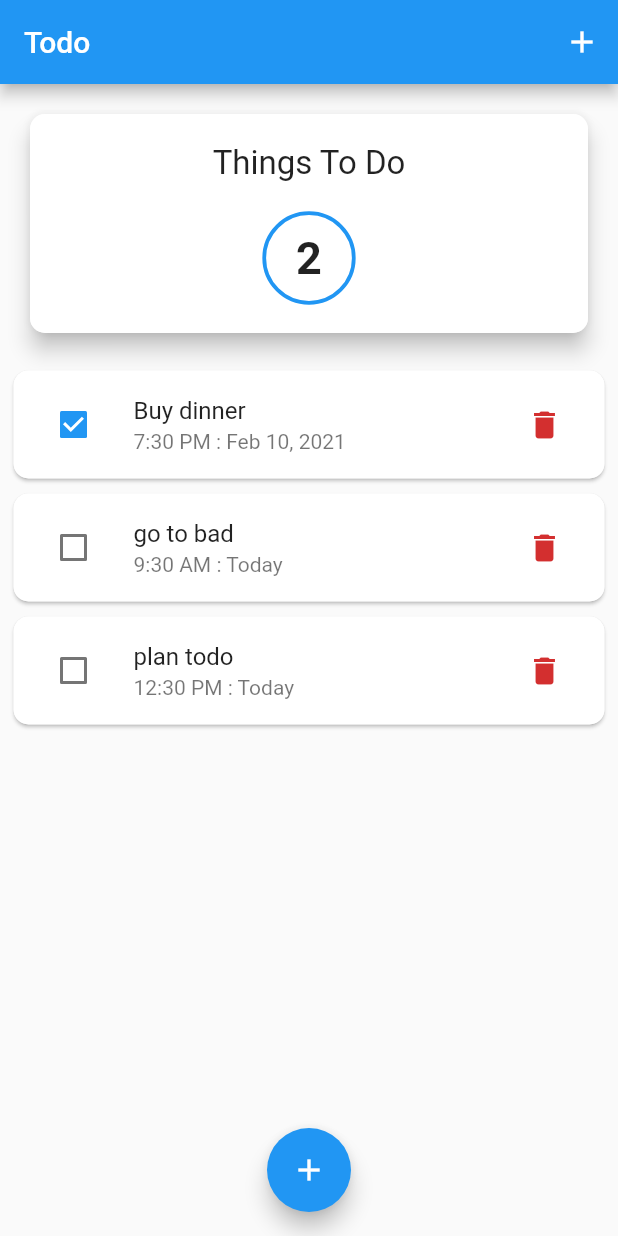
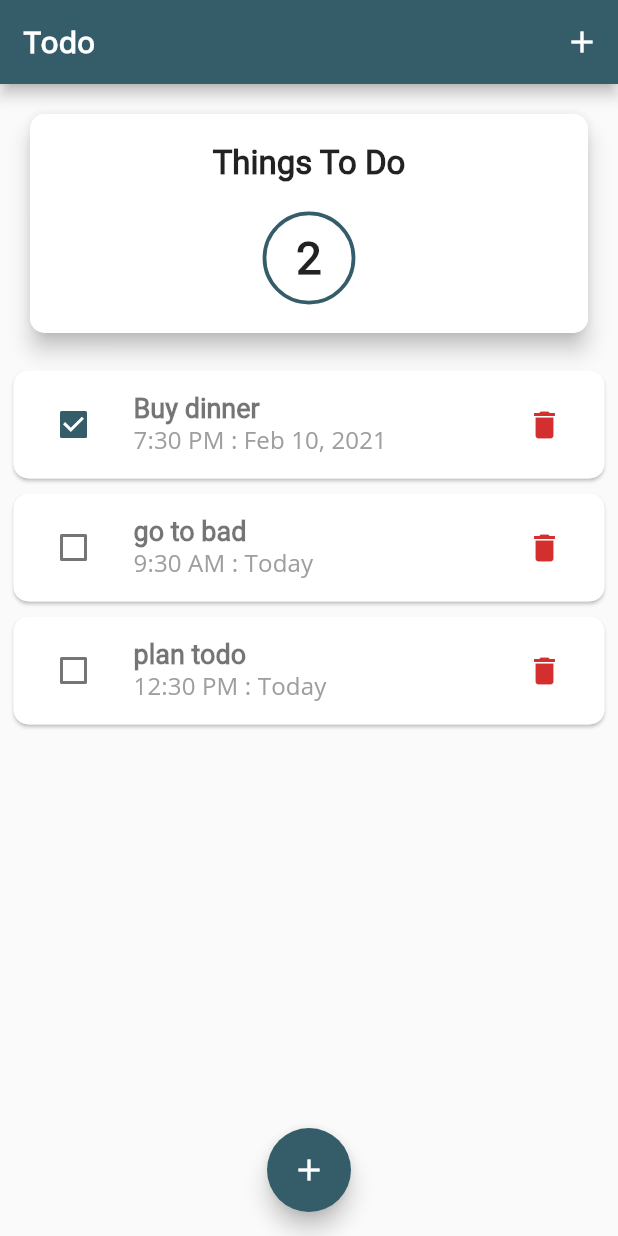
Before and after one commit to kyawmoehan/flutter_todo_app, a Flutter app: the screen it shows after launch, on a phone screen of 412 x 824 dp. Run offline on Flutter 3.47's test engine with Material 2 defaults, Android fonts, the phone set to English and light mode, and no system bars.

Commit message:
themedata, image for no todo

```diff
--- a/lib/main.dart
+++ b/lib/main.dart
@@ -14,6 +14,41 @@ class MyApp extends StatelessWidget {
   Widget build(BuildContext context) {
     return MaterialApp(
       title: 'Todo',
+      theme: ThemeData(
+        primaryColor: Color(0xff355d69),
+        // primarySwatch: Color(0xff355d69),
+        accentColor: Color(0xff355d69),
+        fontFamily: 'Roboto',
+        textTheme: ThemeData.light().textTheme.copyWith(
+              title: TextStyle(
+                fontFamily: 'Roboto',
+                fontWeight: FontWeight.bold,
+                fontSize: 22,
+              ),
+              caption: TextStyle(
+                fontFamily: 'Roboto',
+                fontSize: 18,
+                fontWeight: FontWeight.bold,
+              ),
+              subtitle: TextStyle(
+                fontFamily: 'Opensans',
+                fontSize: 16,
+                color: Colors.grey,
+              ),
+              button: TextStyle(
+                color: Colors.white,
+              ),
+            ),
+        appBarTheme: AppBarTheme(
+          textTheme: ThemeData.light().textTheme.copyWith(
+                title: TextStyle(
+                  fontFamily: 'Opensans',
+                  fontSize: 20,
+                  fontWeight: FontWeight.bold,
+                ),
+              ),
+        ),
+      ),
       home: MyHomePage(),
     );
   }
--- a/lib/widget/today_card.dart
+++ b/lib/widget/today_card.dart
@@ -25,7 +25,7 @@ class TodayCard extends StatelessWidget {
               padding: EdgeInsets.all(10),
               child: Text(
                 'Things To Do',
-                style: TextStyle(fontSize: 22),
+                style: Theme.of(context).textTheme.title,
               ),
             ),
             Container(
@@ -33,7 +33,8 @@ class TodayCard extends StatelessWidget {
               decoration: BoxDecoration(
                 // color: Color(0xFFB74093),
                 shape: BoxShape.circle,
-                border: Border.all(width: 2.5, color: Colors.blue),
+                border: Border.all(
+                    width: 2.5, color: Theme.of(context).accentColor),
               ),
               padding: EdgeInsets.all(20),
               child: Text(
--- a/lib/widget/todo_list.dart
+++ b/lib/widget/todo_list.dart
@@ -14,8 +14,27 @@ class TodoList extends StatelessWidget {
     final now = DateTime.now();
     final today = DateTime(now.year, now.month, now.day);
     return todos.isEmpty
-        ? Text(
-            'empty',
+        ? LayoutBuilder(
+            builder: (ctx, constraints) {
+              return Column(
+                children: [
+                  Text(
+                    'No Transcations!',
+                    style: Theme.of(context).textTheme.title,
+                  ),
+                  SizedBox(
+                    height: 25,
+                  ),
+                  Container(
+                    // height: constraints.maxHeight * 0.6,
+                    child: Image.asset(
+                      'assets/images/waiting.png',
+                      fit: BoxFit.cover,
+                    ),
+                  ),
+                ],
+              );
+            },
           )
         : SizedBox(
             height: 600,
@@ -38,9 +57,13 @@ class TodoList extends StatelessWidget {
                             {changeComplete(todos[index].id, bool)},
                         value: todos[index].complete,
                       ),
-                      title: Text(todos[index].title),
+                      title: Text(
+                        todos[index].title,
+                        style: Theme.of(context).textTheme.caption,
+                      ),
                       subtitle: Text(
                         '${todos[index].time.format(context)} : ${today == aDate ? "Today" : DateFormat.yMMMd().format(todos[index].date)}',
+                        style: Theme.of(context).textTheme.subtitle,
                       ),
                       trailing: IconButton(
                         onPressed: () => deleteTodo(todos[index].id),
```
Also changed, not shown: pubspec.yaml (+9 -8 lines), assets/fonts/OpenSans-Regular.ttf (added), assets/fonts/Roboto-Regular.ttf (added), assets/images/waiting.png (added).
